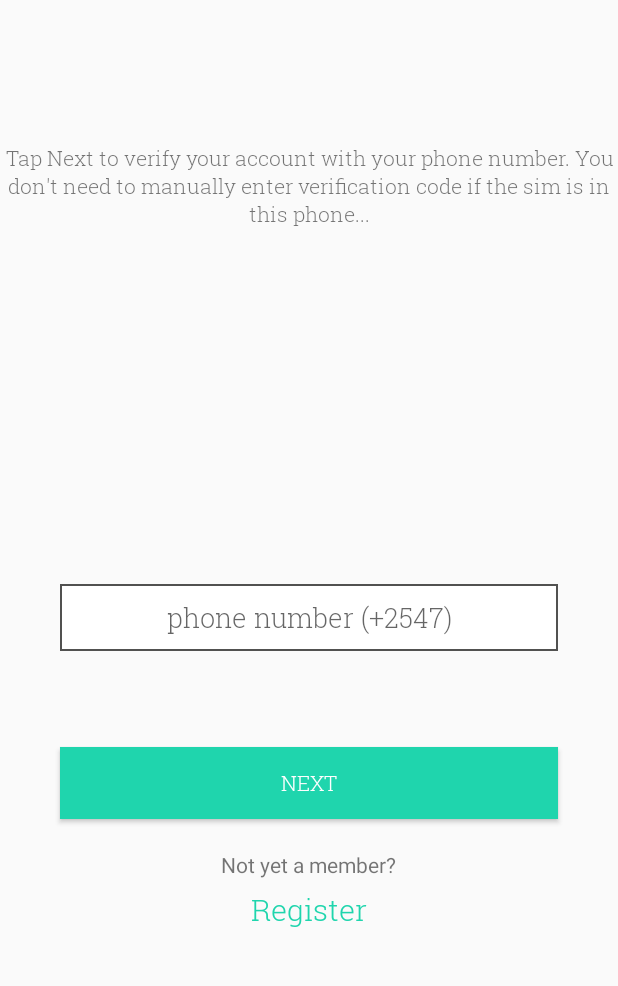
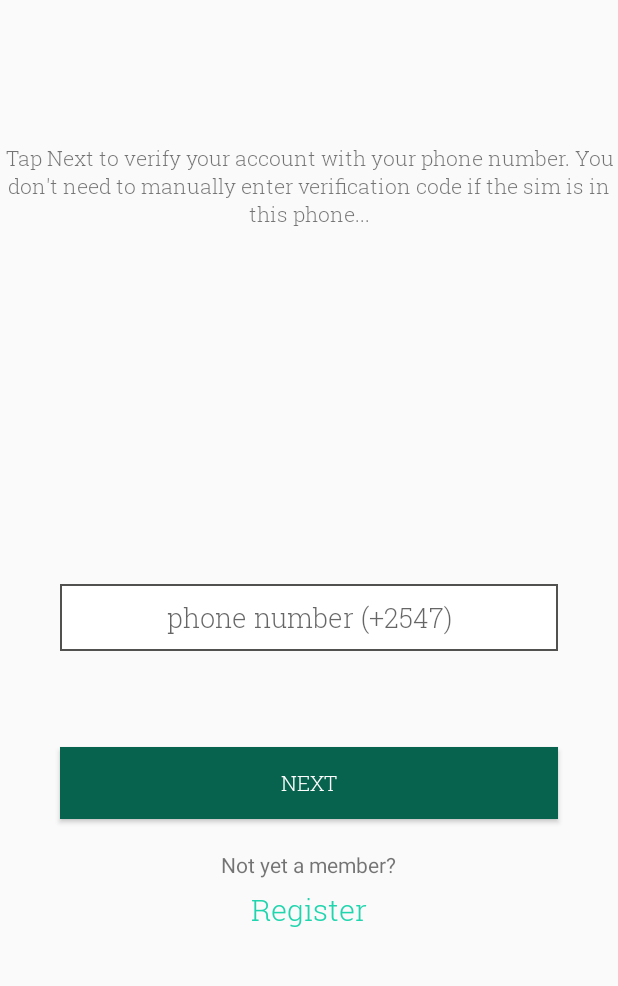
Before and after one commit to keveaux/kazzi, an Android app: the beforeLogin screen opened directly, with no data from a screen before it, on a phone screen of 412 x 824 dp, the part 177-1163 px from its top. Run offline under Robolectric (Android 15) with nearby library versions, the phone set to English and light mode, and no system bars; our stand-ins replace Firebase (no records; nobody signed in at launch, a user with empty details on screens opened directly), Volley; libraries missing offline, so code that uses them is left out: com.theartofdev.edmodo; network calls fail; 1 statement that could not run was skipped.

Commit message:
almost there

```diff
--- a/app/src/main/res/drawable-v24/button_main_background.xml
+++ b/app/src/main/res/drawable-v24/button_main_background.xml
@@ -8,7 +8,7 @@
     >
     <item android:id="@+id/mask">
         <shape android:shape="rectangle">
-            <solid android:color="#1FD5AD"/>/>
+            <solid android:color="@color/colorPrimaryDark"/>
         </shape>
     </item>
 
--- a/app/src/main/res/drawable/rounded_edges.xml
+++ b/app/src/main/res/drawable/rounded_edges.xml
@@ -2,7 +2,7 @@
 <!--  res/drawable/rounded_textview.xml -->
 <shape xmlns:android="http://schemas.android.com/apk/res/android"
     android:shape="rectangle" android:padding="10dp">
-    <solid android:color="@color/colorPrimary"/>
+    <solid android:color="@color/colorPrimaryDark"/>
     <corners
         android:bottomRightRadius="15dp"
         android:bottomLeftRadius="15dp"
--- a/app/src/main/res/layout/activity_processed_info.xml
+++ b/app/src/main/res/layout/activity_processed_info.xml
@@ -191,7 +191,7 @@
         android:layout_gravity="end|bottom"
         android:layout_marginBottom="34dp"
         android:layout_marginEnd="16dp"
-        android:backgroundTint="@color/colorPrimary"
+        android:backgroundTint="@color/colorPrimaryDark"
         android:clickable="true"
         android:src="@drawable/phone" />
 
--- a/app/src/main/res/layout/fragment_my_profile.xml
+++ b/app/src/main/res/layout/fragment_my_profile.xml
@@ -19,7 +19,7 @@
         android:gravity="center_horizontal"
         android:text="My Profile"
         android:elevation="4dp"
-        android:textColor="@color/colorPrimary"
+        android:textColor="@color/colorPrimaryDark"
         android:textSize="26sp"
         android:textStyle="bold" />
 
--- a/app/src/main/res/layout/fragment_send_request.xml
+++ b/app/src/main/res/layout/fragment_send_request.xml
@@ -137,7 +137,7 @@
 
             <android.support.v7.widget.AppCompatButton
                 android:textColor="@color/strokeColor"
-                android:background="@color/colorPrimary"
+                android:background="@color/colorPrimaryDark"
                 android:id="@+id/btn_send_request"
                 android:layout_width="fill_parent"
                 android:layout_height="wrap_content"
--- a/app/src/main/res/values/colors.xml
+++ b/app/src/main/res/values/colors.xml
@@ -1,7 +1,7 @@
 <?xml version="1.0" encoding="utf-8"?>
 <resources>
-    <color name="colorPrimary">#1FD5AD</color>
-    <color name="colorPrimaryDark"></color>
+    <color name="colorPrimary">#FF07624E</color>
+    <color name="colorPrimaryDark">#FF07624E</color>
     <color name="colorAccent">#212121</color>
     <color name="bgBottomNavigation">#d1395c</color>
     <color name="duskYellow">#f5f90e</color>
```
